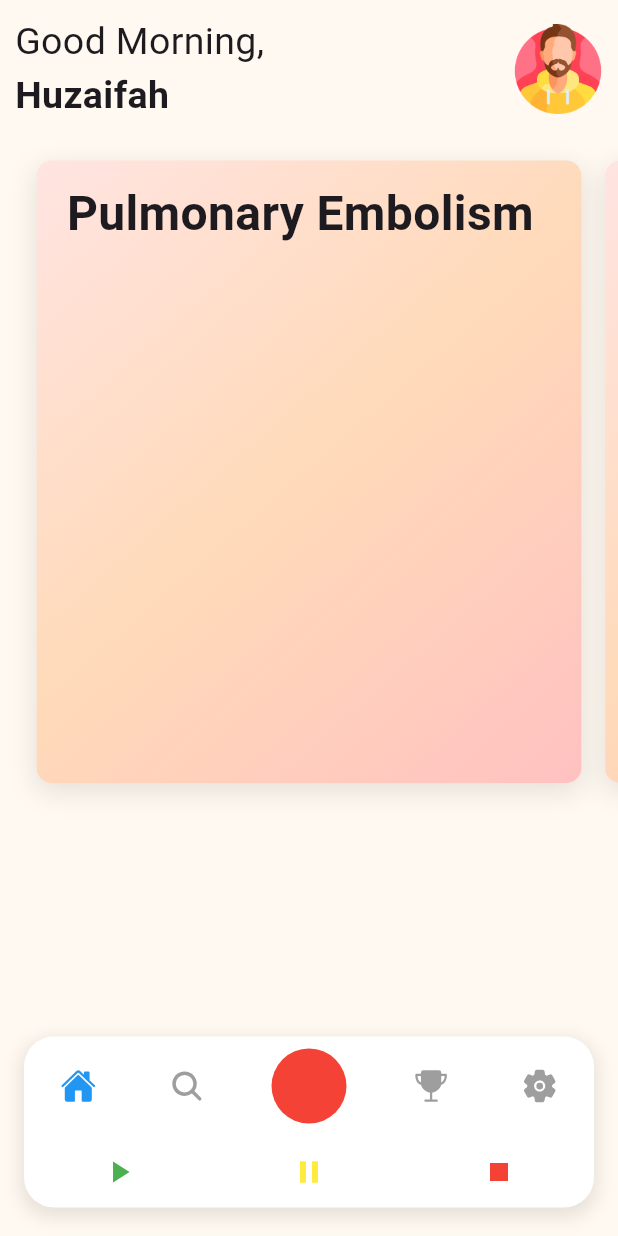
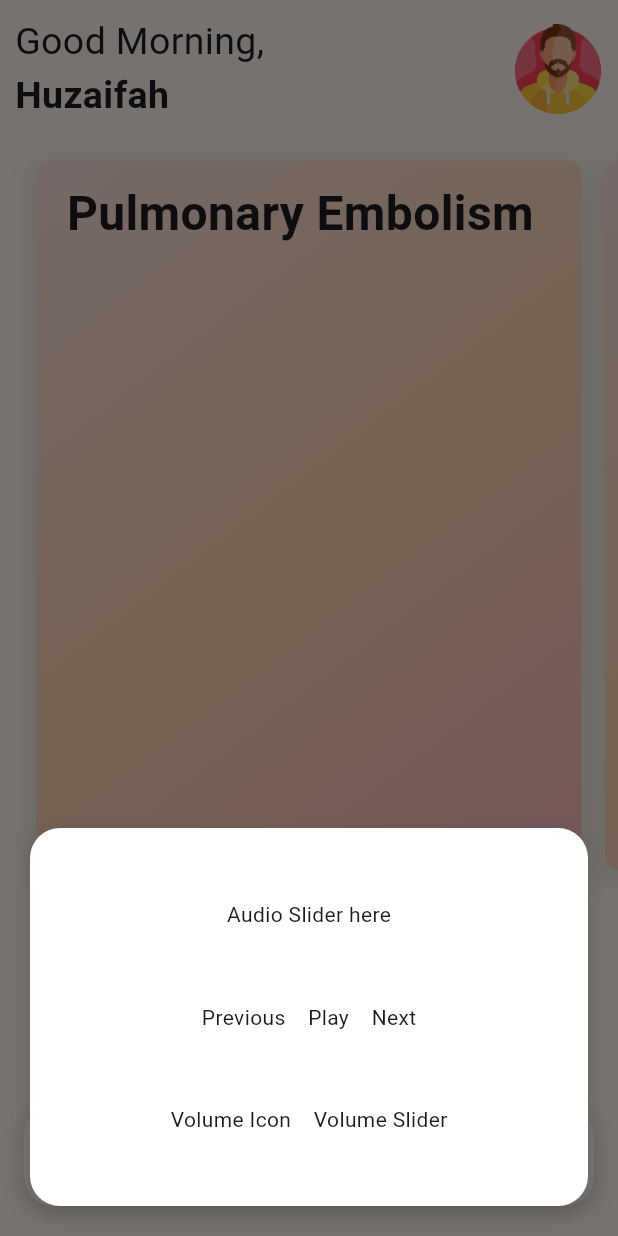
Before and after one commit to Huzy121/Dojo, a Flutter app: the screen it shows after launch, after a tap on "Pulmonary Embolism", on a phone screen of 412 x 824 dp. Run offline on Flutter 3.47's test engine with Material 3 defaults, Android fonts, the phone set to English and light mode, and no system bars; our stand-ins replace audioplayers, flutter_hooks, flutter_riverpod, hooks_riverpod, icons_plus, permission_handler; missing offline and left inert: record.

Commit message:
pseudo design for audio player added

```diff
--- /dev/null
+++ b/lib/Screens/audio_player.dart
@@ -0,0 +1,46 @@
+// ignore_for_file: prefer_const_constructors, sized_box_for_whitespace, use_key_in_widget_constructors, prefer_const_literals_to_create_immutables
+
+import 'package:flutter/material.dart';
+import 'package:flutter_riverpod/flutter_riverpod.dart';
+
+class AudioPlayer extends ConsumerWidget {
+  @override
+  Widget build(BuildContext context, WidgetRef ref) {
+    return Container(
+      width: double.infinity,
+      height: 220,
+      child: Container(
+        padding: EdgeInsets.all(20.0),
+        child: Column(
+          mainAxisAlignment: MainAxisAlignment.spaceEvenly,
+          crossAxisAlignment: CrossAxisAlignment.center,
+          children: [
+            Text('Audio Slider here'),
+            SizedBox(height: 25.0),
+            Row(
+              mainAxisAlignment: MainAxisAlignment.center,
+              children: [
+                Text('Previous'),
+                SizedBox(width: 15.0),
+                Text('Play'),
+                SizedBox(width: 15.0),
+                Text('Next'),
+              ],
+            ),
+            SizedBox(
+              height: 25.0,
+            ),
+            Row(
+              mainAxisAlignment: MainAxisAlignment.center,
+              children: [
+                Text('Volume Icon'),
+                SizedBox(width: 15.0),
+                Text('Volume Slider'),
+              ],
+            ),
+          ],
+        ),
+      ),
+    );
+  }
+}
--- a/lib/Screens/home_page.dart
+++ b/lib/Screens/home_page.dart
@@ -1,5 +1,6 @@
 // ignore_for_file: prefer_const_literals_to_create_immutables, prefer_const_constructors, unnecessary_import, use_key_in_widget_constructors, library_private_types_in_public_api, sort_child_properties_last
 
+import 'package:dojo/Screens/new_recording.dart';
 import 'package:dojo/Widgets/custom_navigation_bar.dart';
 import 'package:dojo/assets/constants.dart';
 import 'package:dojo/assets/files_notifier.dart';
@@ -9,6 +10,7 @@ import 'package:flutter/material.dart';
 import 'package:flutter_riverpod/flutter_riverpod.dart';
 import 'package:hooks_riverpod/hooks_riverpod.dart';
 import 'package:path/path.dart' as path;
+import 'audio_player.dart';
 
 class HomePage extends StatefulHookConsumerWidget {
   @override
@@ -89,7 +91,7 @@ class _HomePageState extends ConsumerState<HomePage> {
   }
 }
 
-class RecordingTile extends StatelessWidget {
+class RecordingTile extends ConsumerWidget {
   final String title;
   const RecordingTile({
     Key? key,
@@ -97,10 +99,50 @@ class RecordingTile extends StatelessWidget {
   }) : super(key: key);
 
   @override
-  Widget build(BuildContext context) {
+  Widget build(BuildContext context, WidgetRef ref) {
     return GestureDetector(
       onTap: () {
-        print('Tapped on: $title');
+        ref.read(currentlyPlayingProvider.notifier).state = title;
+        showModalBottomSheet(
+          context: context,
+          isScrollControlled: true, // Allows the sheet to be taller
+          backgroundColor:
+              Colors.transparent, // Transparent background for floating effect
+          builder: (BuildContext context) {
+            return Padding(
+              padding: const EdgeInsets.only(
+                left: 20.0,
+                right: 20.0,
+                bottom:
+                    20.0, // Padding to make it look detached from the bottom
+              ),
+              child: Container(
+                decoration: BoxDecoration(
+                  color: Colors.white,
+                  borderRadius: BorderRadius.circular(20.0), // Rounded corners
+                  boxShadow: [
+                    BoxShadow(
+                      color: Colors.black.withOpacity(0.1), // Shadow color
+                      spreadRadius: 2,
+                      blurRadius: 10,
+                      offset:
+                          Offset(0, 4), // Downward shadow for floating effect
+                    ),
+                  ],
+                ),
+                child: Padding(
+                  padding:
+                      const EdgeInsets.all(16.0), // Padding inside the modal
+                  child: SingleChildScrollView(
+                    child: AudioPlayer(), // Your NewRecording widget
+                  ),
+                ),
+              ),
+            );
+          },
+        );
+
+        print('Tapped on: ${ref.read(currentlyPlayingProvider)}');
       },
       child: Container(
         width: double.infinity, // Takes full width of the screen
--- a/lib/Screens/new_recording.dart
+++ b/lib/Screens/new_recording.dart
@@ -10,7 +10,7 @@ class NewRecording extends ConsumerWidget {
   Widget build(BuildContext context, WidgetRef ref) {
     return Container(
       width: double.infinity,
-      height: 500,
+      height: 400,
       child: Container(
         padding: EdgeInsets.all(20.0),
         child: Column(
@@ -21,10 +21,10 @@ class NewRecording extends ConsumerWidget {
             TextField(
               autofocus: true,
               onChanged: (newText) {
-                ref.read(recordingTitleRiverpod.notifier).state = ref
+                ref.read(recordingTitleProvider.notifier).state = ref
                     .read(audioRecorderServiceProvider)
                     .capitalizeEachWord(newText);
-                print('new text: ${ref.read(recordingTitleRiverpod)}');
+                print('new text: ${ref.read(recordingTitleProvider)}');
               },
             ),
             SizedBox(height: 50.0),
--- a/lib/Services/audio_recorder_service.dart
+++ b/lib/Services/audio_recorder_service.dart
@@ -97,7 +97,7 @@ class AudioRecorderService {
     String originalFilePath = '${appDocDirectory!.path}/NewRecording.m4a';
 
     // New file path
-    final recordingName = ref.read(recordingTitleRiverpod);
+    final recordingName = ref.read(recordingTitleProvider);
     print('new name ${recordingName}');
     String newFilePath = '${appDocDirectory!.path}/$recordingName.m4a';
 
@@ -111,7 +111,7 @@ class AudioRecorderService {
     }
     ref
         .read(recordingListProvider.notifier)
-        .addAudio('${ref.read(recordingTitleRiverpod.notifier).state}.m4a');
+        .addAudio('${ref.read(recordingTitleProvider.notifier).state}.m4a');
   }
 
   io.Directory getPath() {
--- a/lib/Widgets/custom_navigation_bar.dart
+++ b/lib/Widgets/custom_navigation_bar.dart
@@ -21,9 +21,13 @@ class CustomNavigationBar extends HookConsumerWidget {
     }
 
     return Padding(
-      padding: const EdgeInsets.symmetric(
-          horizontal: 16.0,
-          vertical: 19.0), // Add horizontal padding for floating effect
+      padding: const EdgeInsets.only(
+        left: 16.0,
+        right: 16.0,
+        bottom:
+            20.0, // Add bottom padding for the gap between the navbar and the bottom of the screen
+        top: 8.0,
+      ),
       child: Container(
         decoration: BoxDecoration(
           color: Colors.white, // Set the background color of the navigation bar
@@ -69,9 +73,46 @@ class CustomNavigationBar extends HookConsumerWidget {
                     } else {
                       isRecording.value = false;
                       showModalBottomSheet(
-                        isScrollControlled: true,
                         context: context,
-                        builder: (context) => NewRecording(),
+                        isScrollControlled:
+                            true, // Allows the sheet to be taller
+                        backgroundColor: Colors
+                            .transparent, // Transparent background for floating effect
+                        builder: (BuildContext context) {
+                          return Padding(
+                            padding: const EdgeInsets.only(
+                              left: 10.0,
+                              right: 10.0,
+                              bottom:
+                                  40.0, // Padding to make it look detached from the bottom
+                            ),
+                            child: Container(
+                              decoration: BoxDecoration(
+                                color: Colors.white,
+                                borderRadius: BorderRadius.circular(
+                                    20.0), // Rounded corners
+                                boxShadow: [
+                                  BoxShadow(
+                                    color: Colors.black
+                                        .withOpacity(0.1), // Shadow color
+                                    spreadRadius: 2,
+                                    blurRadius: 10,
+                                    offset: Offset(0,
+                                        4), // Downward shadow for floating effect
+                                  ),
+                                ],
+                              ),
+                              child: Padding(
+                                padding: const EdgeInsets.all(
+                                    16.0), // Padding inside the modal
+                                child: SingleChildScrollView(
+                                  child:
+                                      NewRecording(), // Your NewRecording widget
+                                ),
+                              ),
+                            ),
+                          );
+                        },
                       );
 
                       await audioRecorderService.stopRecord();
@@ -93,33 +134,34 @@ class CustomNavigationBar extends HookConsumerWidget {
                 ),
               ],
             ),
-            Row(
-              mainAxisAlignment: MainAxisAlignment.spaceAround,
-              children: [
-                IconButton(
-                  icon: Icon(Icons.play_arrow),
-                  onPressed: () async {
-                    await audioPlayerService.playAudio();
-                    print('Playing audio?');
-                  },
-                  color: Colors.green,
-                ),
-                IconButton(
-                  icon: Icon(Icons.pause),
-                  onPressed: () {
-                    audioPlayerService.pauseAudio();
-                  },
-                  color: Colors.yellow,
-                ),
-                IconButton(
-                  icon: Icon(Icons.stop),
-                  onPressed: () {
-                    audioPlayerService.stopAudio();
-                  },
-                  color: Colors.red,
-                ),
-              ],
-            ),
+            // Commented out the play, pause, and stop buttons
+            // Row(
+            //   mainAxisAlignment: MainAxisAlignment.spaceAround,
+            //   children: [
+            //     IconButton(
+            //       icon: Icon(Icons.play_arrow),
+            //       onPressed: () async {
+            //         await audioPlayerService.playAudio();
+            //         print('Playing audio?');
+            //       },
+            //       color: Colors.green,
+            //     ),
+            //     IconButton(
+            //       icon: Icon(Icons.pause),
+            //       onPressed: () {
+            //         audioPlayerService.pauseAudio();
+            //       },
+            //       color: Colors.yellow,
+            //     ),
+            //     IconButton(
+            //       icon: Icon(Icons.stop),
+            //       onPressed: () {
+            //         audioPlayerService.stopAudio();
+            //       },
+            //       color: Colors.red,
+            //     ),
+            //   ],
+            // ),
           ],
         ),
       ),
--- a/lib/assets/riverpod.dart
+++ b/lib/assets/riverpod.dart
@@ -1,6 +1,10 @@
 import 'dart:io';
 import 'package:dojo/Services/audio_recorder_service.dart';
 import 'package:flutter_riverpod/flutter_riverpod.dart';
+
+final currentlyPlayingProvider = StateProvider<String>((ref) {
+  return '';
+});
 
 final audioRecorderServiceProvider = Provider<AudioRecorderService>((ref) {
   return new AudioRecorderService();
@@ -11,7 +15,7 @@ final localDirectoryProvider = Provider<String>((ref) {
   return '';
 });
 
-final recordingTitleRiverpod = StateProvider<String>((ref) {
+final recordingTitleProvider = StateProvider<String>((ref) {
   return 'NewRecording.m4a';
 });
 
--- a/lib/main.dart
+++ b/lib/main.dart
@@ -5,6 +5,7 @@
 import 'package:flutter/material.dart';
 import 'package:flutter_riverpod/flutter_riverpod.dart';
 import 'package:path_provider/path_provider.dart';
+import 'package:flutter/services.dart';
 
 void main() async {
   WidgetsFlutterBinding.ensureInitialized();
@@ -12,7 +13,8 @@
   final Directory? localDir = Platform.isIOS
       ? await getApplicationDocumentsDirectory()
       : await getExternalStorageDirectory();
-
+  SystemChrome.setEnabledSystemUIMode(SystemUiMode.manual,
+      overlays: [SystemUiOverlay.bottom]);
   runApp(
     ProviderScope(
       overrides: [
@@ -27,6 +29,7 @@
   @override
   Widget build(BuildContext context) {
     return MaterialApp(
+      debugShowCheckedModeBanner: false,
       title: 'DOJO',
       theme: ThemeData(
         scaffoldBackgroundColor: Color(0xFFFFF9F1),
```
